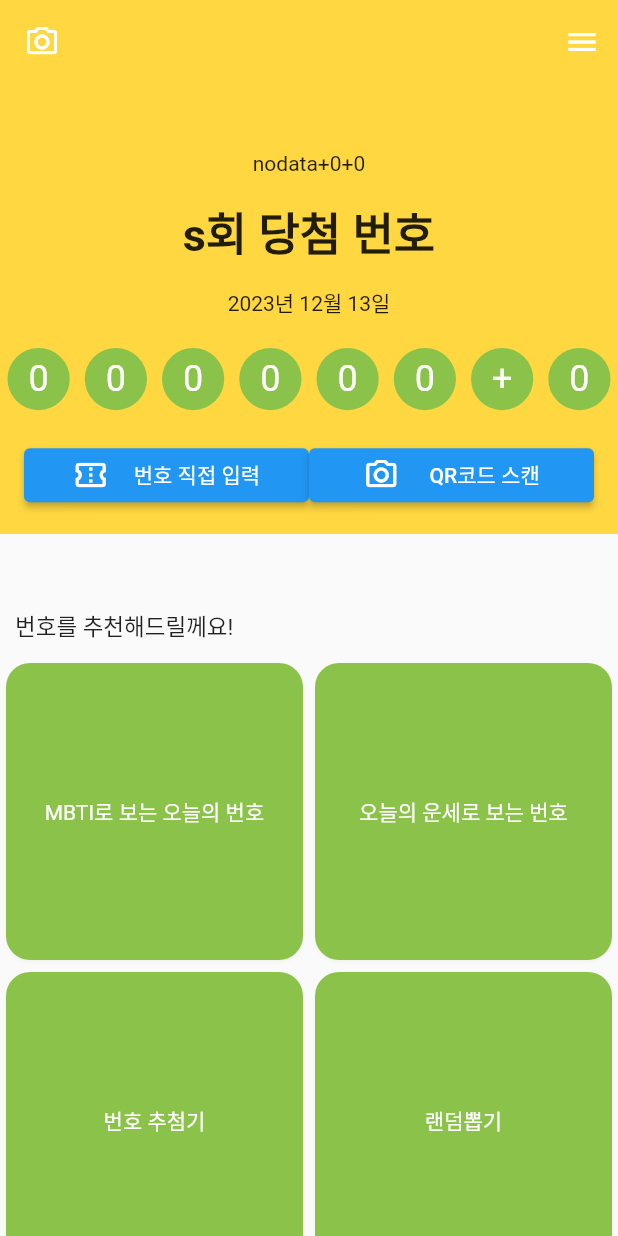
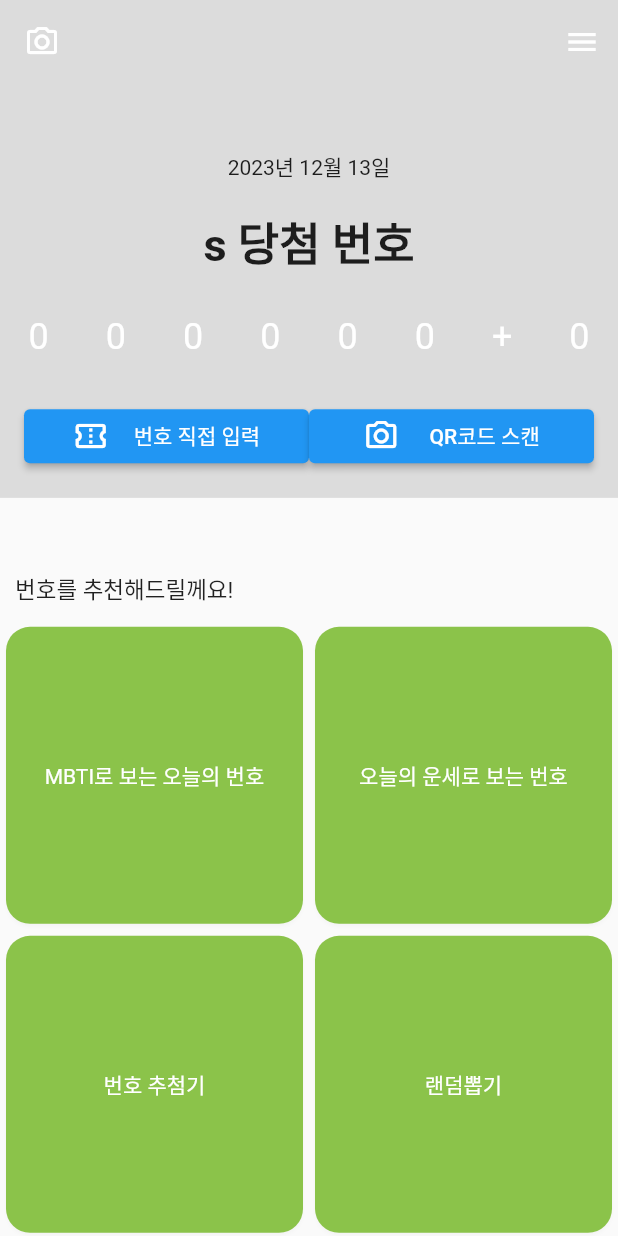
Before and after one commit to hyebinkim00/cloverlotto, a Flutter app: the MainPage screen opened by its route, on a phone screen of 412 x 824 dp. Run offline on Flutter 3.47's test engine with Material 2 defaults, Android fonts, the phone set to English and light mode, and no system bars; our stand-ins replace dio, flutter_screenutil, get, pretty_dio_logger, retrofit; missing offline and left inert: cp949_codec; generated files the repository leaves out were written again; network calls fail.

Commit message:
main branch

```diff
--- a/lib/config/constants.dart
+++ b/lib/config/constants.dart
@@ -13,6 +13,8 @@ class Constants{
         name: RouteNames.MAIN,
         page: ()=> MainPage(),
         binding: MainBinding(),
+        transitionDuration: Duration (milliseconds: 500)
+
     ),
     GetPage(
       name: RouteNames.RANDOM,
--- a/lib/main.dart
+++ b/lib/main.dart
@@ -1,4 +1,3 @@
-import 'package:animated_splash_screen/animated_splash_screen.dart';
 import 'package:cloverlotto/config/constants.dart';
 import 'package:cloverlotto/config/route_names.dart';
 import 'package:cloverlotto/main/view/main_page.dart';
--- a/lib/main/binding/main_binding.dart
+++ b/lib/main/binding/main_binding.dart
@@ -6,7 +6,6 @@ class MainBinding extends Bindings{
   @override
   void dependencies() {
     // Get.lazyPut<MainController>(() => MainController());
-
     Get.put(MainController());
   }
 
--- a/lib/main/view/main_page.dart
+++ b/lib/main/view/main_page.dart
@@ -1,4 +1,5 @@
 import 'package:cloverlotto/main/controller/main_controller.dart';
+import 'package:cloverlotto/main/view/top_main_view.dart';
 import 'package:cloverlotto/random/view/random_page.dart';
 import 'package:flutter/material.dart';
 import 'package:flutter/src/widgets/framework.dart';
@@ -18,21 +19,9 @@ class MainPage extends GetView<MainController>{
 
   final GlobalKey<ScaffoldState> _key = GlobalKey(); // Create a key
 
-  List<int> test =[18,30,42,42,3,44,8,9];
-  final MainController _controller = Get.put(MainController());
-
   final List<String> cardText = ['MBTI로 보는 오늘의 번호','오늘의 운세로 보는 번호','번호 추첨기','랜덤뽑기'];
 
-  String getToday(){
-    DateTime dateTime = DateTime.now();
-    DateFormat dateFormat = DateFormat('yyyy년 MM월 dd일');
-
-    return dateFormat.format(dateTime) ;
-  }
-
-
   // Main -> 당첨번호 확인 (QR / 직접입력) , 번호추천 (랜덤  , MBTI , 운세) , 기록 (당첨확인 목록, 번호추천 목록)
-
 
   @override
   Widget build(BuildContext context) {
@@ -41,7 +30,7 @@ class MainPage extends GetView<MainController>{
       appBar: AppBar(
         elevation: 0,
         automaticallyImplyLeading: false,
-        backgroundColor: Colors.amberAccent,
+        backgroundColor: Colors.black12,
         // title: Text('LottoApp'),
         // centerTitle: true,
         leading: IconButton(onPressed: () { }, icon: Icon(Icons.camera_alt_outlined),
@@ -118,9 +107,9 @@ class MainPage extends GetView<MainController>{
         ),
       ),
       body: SafeArea(
-        top: false,
+        top: true,
         child: Container(
-          height: double.infinity,
+          height: Get.height,//double.infinity,
           child: SingleChildScrollView(
             scrollDirection: Axis.vertical,
             child: Column(
@@ -129,34 +118,63 @@ class MainPage extends GetView<MainController>{
               children: [
                 Container(
                   width: double.infinity,
-                  height: 300,
-                  padding: EdgeInsets.only(top: 30),
-                  decoration: BoxDecoration(color: Colors.amberAccent),
+                  height: 300.h,
+                  padding: EdgeInsets.only(top: 30.h),
+                  // color: Colors.black12,
+                  decoration: BoxDecoration(color: Colors.black12),
                   child: Column(
                     mainAxisAlignment: MainAxisAlignment.spaceEvenly,
                     children: [
-                      Obx(() =>
-                          Text('${_controller.numbers.value!.returnValue??'nodata'}+${_controller.num}+${_controller.s}')
+                      Obx(() => Text(controller.getDate())
                       ),
-                      Obx(() => Text('${_controller.kk}회 당첨 번호',style: TextStyle(fontSize: 30,fontWeight: FontWeight.bold),),
+                      Obx(() => Text('${controller.kk} 당첨 번호',style: TextStyle(fontSize: 30,fontWeight: FontWeight.bold),),
                       ),
-                      Text(getToday()),
                       Obx(() => Row(
                         mainAxisAlignment: MainAxisAlignment.spaceAround,
                         children: List.generate(8, (index) {
 
-                          String numbers = _controller.ll[index].toString();
+                          String numbers = controller.ll[index].toString();
                           print(numbers);
-                          if(index==6){numbers='+';}
+                          if(index==6){
+                            numbers='+';
+                          }
                           //     1번부터 10번까지는 노란색입니다.
                           // 11번 부터 20번까지는 파란색입니다.
                           // 21번부터 30번까지는 빨간색입니다.
                           // 31번부터 40번까지는 검은색입니다.
                           // 41번부터 45번까지는 초록색입니다.
-                          Color back = Colors.lightGreen;
-                          if(_controller.ll[index]~/10==1){
+                          Color back = Colors.transparent;
+
+                          if (1<=controller.ll[index]&&controller.ll[index]<=10){
+                            back= Colors.yellow;
+                          }else if(11<=controller.ll[index]&&controller.ll[index]<=20){
+                            back= Colors.blue;
+                          }else if(21<=controller.ll[index]&&controller.ll[index]<=30){
                             back= Colors.red;
+                          }else if (31<=controller.ll[index]&&controller.ll[index]<=40){
+                            back = Colors.black;
+                          }else if(41<=controller.ll[index]&&controller.ll[index]<=45){
+                            back= Colors.green;
                           }
+
+                          // switch(_controller.ll[index]~/10){
+                          //   case 0:
+                          //     back= Colors.yellow;
+                          //     break;
+                          //   case 1:
+                          //     back= Colors.blue;
+                          //     break;
+                          //   case 2:
+                          //     back= Colors.red;
+                          //     break;
+                          //   case 3:
+                          //     back= Colors.black;
+                          //     break;
+                          //   case 4:
+                          //     back= Colors.green;
+                          //     break;
+                          // }
+
                           return Expanded(
                             child: Container(
                               width: 50.0,
@@ -183,13 +201,15 @@ class MainPage extends GetView<MainController>{
                             Flexible(
                               flex: 1,
                               child: ElevatedButton(onPressed: (){
-                                _controller.updated();
+                                  controller.updated();
                               },
                                   child: Row(
                                     mainAxisAlignment: MainAxisAlignment.spaceEvenly,
                                     children: [
                                       Icon(Icons.confirmation_number_outlined),
                                       Text('번호 직접 입력')
+
+
                                     ],
                                   )),
                             ),
@@ -214,7 +234,7 @@ class MainPage extends GetView<MainController>{
                     ],
                   ),
                 ),
-
+                // TopMainView(controller: controller,),
                 SizedBox(
                   width: 200,
                   height: 50,
--- a/pubspec.yaml
+++ b/pubspec.yaml
@@ -33,7 +33,7 @@ dependencies:
   get: ^4.6.5
   flutter_screenutil: ^5.5.4
   intl: ^0.17.0
-  http: ^1.1.0
+  http: ^0.13.6
   retrofit: ">=3.0.0 <4.0.0"
   json_annotation: ^4.8.1
   pretty_dio_logger: ^1.1.1
@@ -56,8 +56,8 @@ dev_dependencies:
   # package. See that file for information about deactivating specific lint
   # rules and activating additional ones.
   flutter_lints: ^2.0.0
-  build_runner: ^2.4.6
-  json_serializable: ^6.7.1
+  build_runner: ^2.3.3
+  json_serializable: ^6.6.2
   retrofit_generator: ">=4.0.0 <5.0.0"
 
 # For information on the generic Dart part of this file, see the
```
Also changed, not shown: lib/main/controller/main_controller.dart (+17 -6 lines), lib/main/view/top_main_view.dart (added, +133 -0 lines), pubspec.lock, 1 other file.
